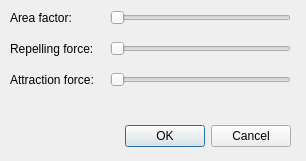
This is libgraphtheory/editorplugins/graphlayout/graphlayoutwidget.ui in KDE/rocs as Qt 5 draws it before an edit. The edited form follows.
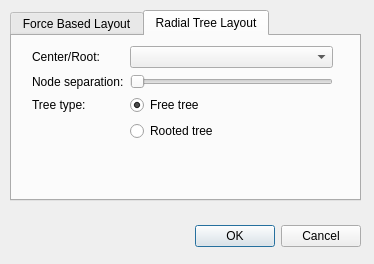
This is the edited form.

Commit message: User interface for radial tree layout

The edit to the form file:
```diff
--- a/libgraphtheory/editorplugins/graphlayout/graphlayoutwidget.ui
+++ b/libgraphtheory/editorplugins/graphlayout/graphlayoutwidget.ui
@@ -6,51 +6,45 @@
    <rect>
     <x>0</x>
     <y>0</y>
-    <width>306</width>
-    <height>161</height>
+    <width>374</width>
+    <height>264</height>
    </rect>
   </property>
   <property name="minimumSize">
    <size>
-    <width>306</width>
-    <height>161</height>
+    <width>374</width>
+    <height>264</height>
    </size>
   </property>
   <property name="windowTitle">
    <string>Graph Layout</string>
   </property>
-  <widget class="QDialogButtonBox" name="mainButtons">
-   <property name="geometry">
-    <rect>
-     <x>120</x>
-     <y>120</y>
-     <width>171</width>
-     <height>32</height>
-    </rect>
-   </property>
-   <property name="minimumSize">
-    <size>
-     <width>171</width>
-     <height>32</height>
-    </size>
-   </property>
-   <property name="orientation">
-    <enum>Qt::Horizontal</enum>
-   </property>
-   <property name="standardButtons">
-    <set>QDialogButtonBox::Cancel|QDialogButtonBox::Ok</set>
-   </property>
-  </widget>
-  <widget class="QWidget" name="formLayoutWidget">
+  <widget class="QTabWidget" name="tabs">
    <property name="geometry">
     <rect>
      <x>10</x>
      <y>10</y>
-     <width>281</width>
-     <height>91</height>
+     <width>351</width>
+     <height>191</height>
     </rect>
    </property>
-   <layout class="QFormLayout" name="formLayout">
+   <property name="currentIndex">
+    <number>1</number>
+   </property>
+   <widget class="QWidget" name="forceBasedLayoutTab">
+    <attribute name="title">
+     <string>Force Based Layout</string>
+    </attribute>
+    <widget class="QWidget" name="formLayoutWidget">
+     <property name="geometry">
+      <rect>
+       <x>40</x>
+       <y>30</y>
+       <width>271</width>
+       <height>81</height>
+      </rect>
+     </property>
+     <layout class="QFormLayout" name="forceBasedLayoutTabFormLayout">
     <property name="horizontalSpacing">
      <number>16</number>
     </property>
@@ -84,6 +78,19 @@
       </property>
      </widget>
     </item>
+      <item row="1" column="1">
+       <widget class="QSlider" name="repellingForceSlider">
+        <property name="minimum">
+         <number>1</number>
+        </property>
+        <property name="maximum">
+         <number>100</number>
+        </property>
+        <property name="orientation">
+         <enum>Qt::Horizontal</enum>
+        </property>
+       </widget>
+      </item>
     <item row="2" column="0">
      <widget class="QLabel" name="attractionForceLabel">
       <property name="text">
@@ -91,19 +98,6 @@
       </property>
      </widget>
     </item>
-    <item row="1" column="1">
-     <widget class="QSlider" name="repellingForceSlider">
-      <property name="minimum">
-       <number>1</number>
-      </property>
-      <property name="maximum">
-       <number>100</number>
-      </property>
-      <property name="orientation">
-       <enum>Qt::Horizontal</enum>
-      </property>
-     </widget>
-    </item>
     <item row="2" column="1">
      <widget class="QSlider" name="attractionForceSlider">
       <property name="minimum">
@@ -118,6 +112,95 @@
      </widget>
     </item>
    </layout>
+    </widget>
+   </widget>
+   <widget class="QWidget" name="radialTreeLayoutTab">
+    <attribute name="title">
+     <string>Radial Tree Layout</string>
+    </attribute>
+    <widget class="QWidget" name="formLayoutWidget_2">
+     <property name="geometry">
+      <rect>
+       <x>20</x>
+       <y>10</y>
+       <width>301</width>
+       <height>131</height>
+      </rect>
+     </property>
+     <layout class="QFormLayout" name="radialTreeLayoutTabFormLayout">
+      <item row="0" column="0">
+       <widget class="QLabel" name="rootLabel">
+        <property name="text">
+         <string>Center/Root:</string>
+        </property>
+       </widget>
+      </item>
+      <item row="0" column="1">
+       <widget class="QComboBox" name="rootComboBox"/>
+      </item>
+      <item row="1" column="0">
+       <widget class="QLabel" name="nodeSeparationLabel">
+        <property name="text">
+         <string>Node separation:</string>
+        </property>
+       </widget>
+      </item>
+      <item row="1" column="1">
+       <widget class="QSlider" name="nodeSeparationSlider">
+        <property name="orientation">
+         <enum>Qt::Horizontal</enum>
+        </property>
+       </widget>
+      </item>
+      <item row="2" column="0">
+       <widget class="QLabel" name="treeTypeLabel">
+        <property name="text">
+         <string>Tree type:</string>
+        </property>
+       </widget>
+      </item>
+      <item row="2" column="1">
+       <widget class="QRadioButton" name="freeTreeRadioButton">
+        <property name="text">
+         <string>Free tree</string>
+        </property>
+        <property name="checked">
+         <bool>true</bool>
+        </property>
+       </widget>
+      </item>
+      <item row="3" column="1">
+       <widget class="QRadioButton" name="rootedTreeRadioButton">
+        <property name="text">
+         <string>Rooted tree</string>
+        </property>
+       </widget>
+      </item>
+     </layout>
+    </widget>
+   </widget>
+  </widget>
+  <widget class="QDialogButtonBox" name="mainButtons">
+   <property name="geometry">
+    <rect>
+     <x>190</x>
+     <y>220</y>
+     <width>171</width>
+     <height>32</height>
+    </rect>
+   </property>
+   <property name="minimumSize">
+    <size>
+     <width>171</width>
+     <height>32</height>
+    </size>
+   </property>
+   <property name="orientation">
+    <enum>Qt::Horizontal</enum>
+   </property>
+   <property name="standardButtons">
+    <set>QDialogButtonBox::Cancel|QDialogButtonBox::Ok</set>
+   </property>
   </widget>
  </widget>
  <resources/>
```
Lines whose indentation alone changed are shown as unchanged. The commit also changes 4 other files.
